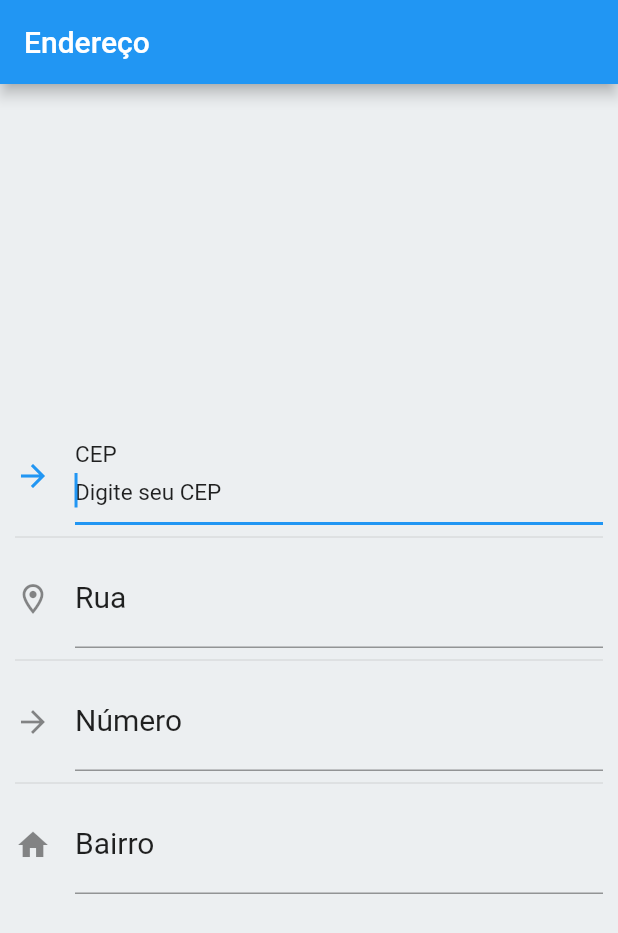
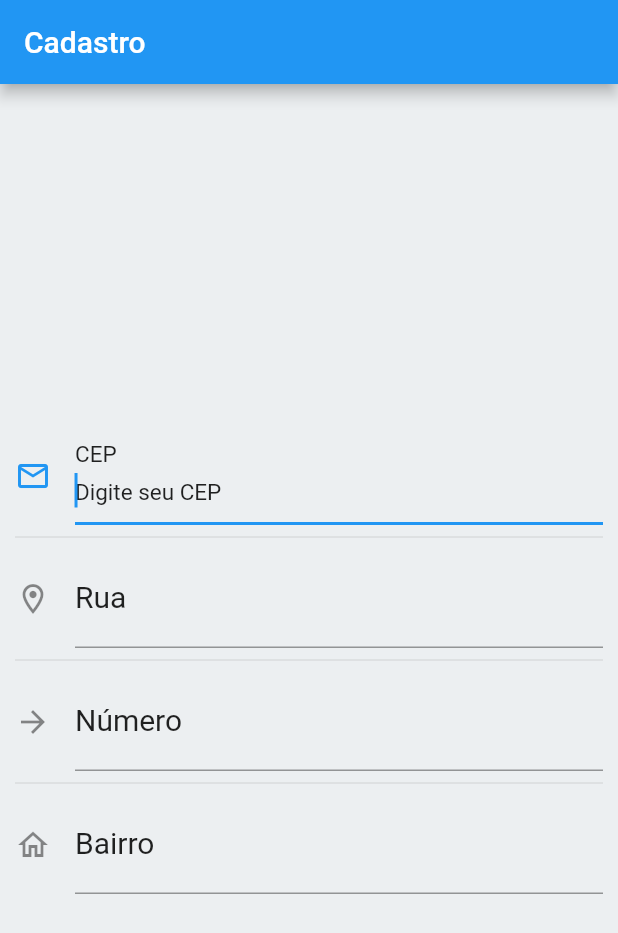
Before and after one commit to leandrocode/ProgramacaoDispositivosMoveis, a Flutter app: the AddressForm screen opened directly, on a phone screen of 412 x 824 dp. Shown: the top 933 px of the screen. Run offline on Flutter 3.47's test engine with Material 2 defaults, Android fonts, the phone set to English and light mode, and no system bars; missing offline and left inert: dart:html.

```diff
--- a/AndroidApp/login_app/login_app/lib/address_form.dart
+++ b/AndroidApp/login_app/login_app/lib/address_form.dart
@@ -1,20 +1,27 @@
+// ignore_for_file: prefer_const_constructors, unnecessary_new
+
 import 'package:flutter/material.dart';
 
 class AddressForm extends StatefulWidget {
   const AddressForm({Key? key}) : super(key: key);
 
   @override
-  _AddressFormState createState() => _AddressFormState();
+  AddressFormState createState() => AddressFormState();
 }
 
-class _AddressFormState extends State<AddressForm> {
+class AddressFormState extends State<AddressForm> {
+  var cep = TextEditingController();
+  var rua = TextEditingController();
+  var numero = TextEditingController();
+  var bairro = TextEditingController();
+
   @override
   Widget build(BuildContext context) {
     return Scaffold(
       appBar: AppBar(
         automaticallyImplyLeading: false,
         title: const Text(
-          'Endereço',
+          'Cadastro',
           textDirection: TextDirection.ltr,
         ),
       ),
@@ -27,11 +34,12 @@ class _AddressFormState extends State<AddressForm> {
             mainAxisAlignment: MainAxisAlignment.center,
             children: <Widget>[
               TextFormField(
+                controller: cep,
                 autofocus: true,
-                keyboardType: TextInputType.text,
+                keyboardType: TextInputType.number,
                 style: new TextStyle(color: Colors.black87, fontSize: 20),
                 decoration: InputDecoration(
-                  icon: new Icon(Icons.arrow_forward_outlined),
+                  icon: new Icon(Icons.mail_outlined),
                   labelText: 'CEP',
                   hintText: 'Digite seu CEP',
                   hintStyle: TextStyle(color: Colors.black87, fontSize: 15),
@@ -40,6 +48,7 @@ class _AddressFormState extends State<AddressForm> {
               ),
               Divider(),
               TextFormField(
+                controller: rua,
                 autofocus: true,
                 keyboardType: TextInputType.text,
                 style: new TextStyle(color: Colors.black87, fontSize: 20),
@@ -53,8 +62,9 @@ class _AddressFormState extends State<AddressForm> {
               ),
               Divider(),
               TextFormField(
+                controller: numero,
                 autofocus: true,
-                keyboardType: TextInputType.text,
+                keyboardType: TextInputType.number,
                 style: new TextStyle(color: Colors.black87, fontSize: 20),
                 decoration: InputDecoration(
                   icon: new Icon(Icons.arrow_forward_outlined),
@@ -66,11 +76,12 @@ class _AddressFormState extends State<AddressForm> {
               ),
               Divider(),
               TextFormField(
+                controller: bairro,
                 autofocus: true,
                 keyboardType: TextInputType.text,
                 style: new TextStyle(color: Colors.black87, fontSize: 20),
                 decoration: InputDecoration(
-                  icon: new Icon(Icons.home),
+                  icon: new Icon(Icons.home_outlined),
                   labelText: 'Bairro',
                   hintText: 'Digite o nome do Bairro',
                   hintStyle: TextStyle(color: Colors.black87, fontSize: 15),
```
Also changed, not shown: AndroidApp/login_app/login_app/lib/login.dart (+44 -12 lines).
